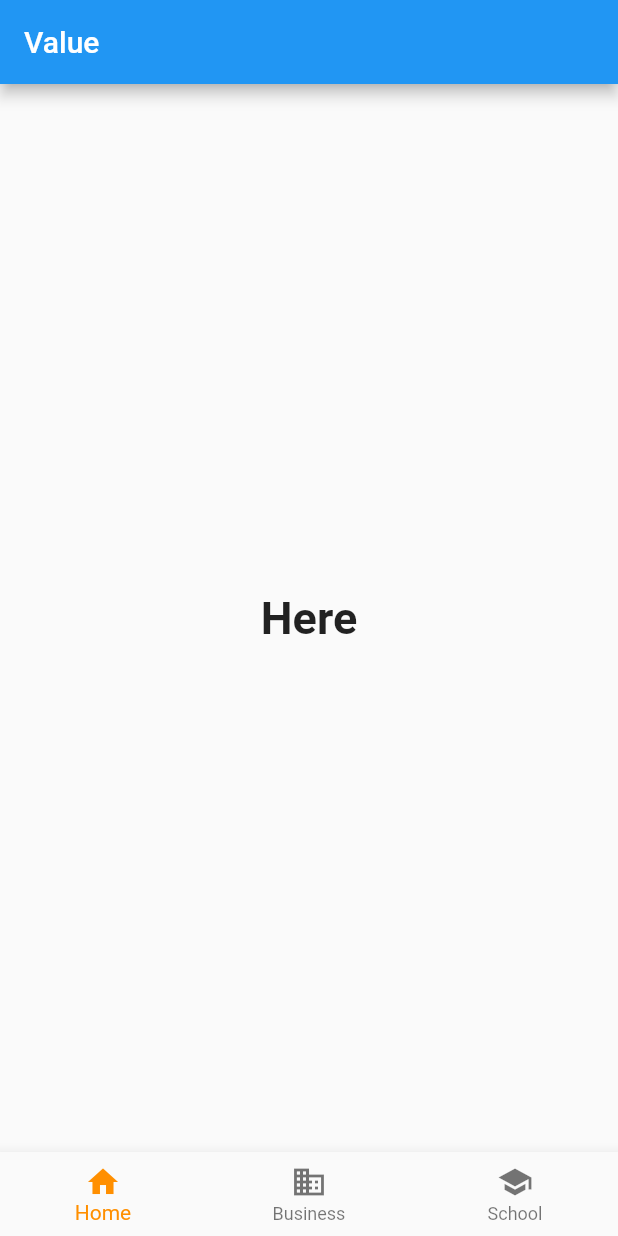
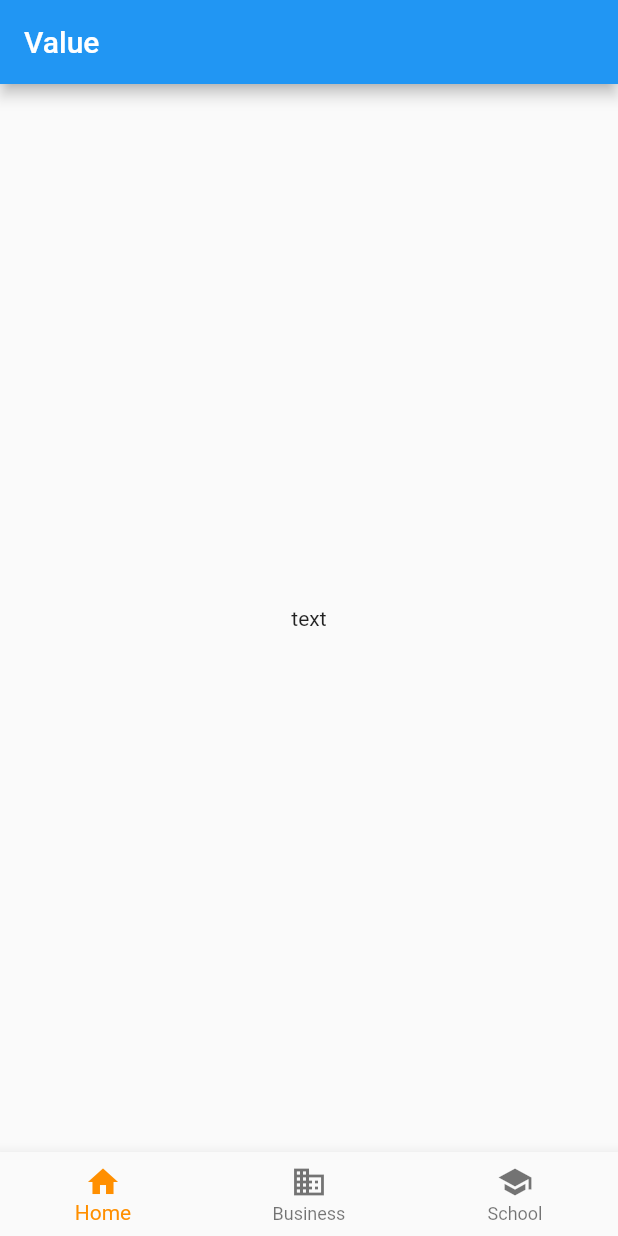
Before and after one commit to davidatdavidparry/flutter-connect, a Flutter app: the screen it shows after launch, on a phone screen of 412 x 824 dp. Run offline on Flutter 3.47's test engine with Material 2 defaults, Android fonts, the phone set to English and light mode, and no system bars; missing offline and left inert: github.

Commit message:
first profile widget

```diff
--- /dev/null
+++ b/lib/ProfileWidget.dart
@@ -0,0 +1,11 @@
+
+
+
+import 'package:flutter/widgets.dart';
+
+class ProfileWidget extends StatelessWidget {
+
+  Widget build(context) {
+    return new Text('text');
+  }
+}
--- a/lib/main.dart
+++ b/lib/main.dart
@@ -1,5 +1,6 @@
 import 'package:flutter/material.dart';
 import 'package:github/server.dart';
+import 'ProfileWidget.dart';
 
 void main() => runApp(MyApp());
 
@@ -10,8 +11,7 @@ class MyApp extends StatelessWidget {
   static String bio = 'my bio';
   @override
   Widget build(BuildContext context) {
-    github = createClient("e7eb1a3750b70b5265e502e72d7123322c7ccbf4");
-
+    github = createClient("c64268458edf715bf1a3f4042cd4868dba8693a6");
     github.users.getCurrentUser().then((CurrentUser user) {
       bio = user.bio;
 
@@ -40,11 +40,8 @@ class _MyStatefulWidgetState extends State<MyStatefulWidget> {
 
   static const TextStyle optionStyle =
       TextStyle(fontSize: 30, fontWeight: FontWeight.bold);
-  static const List<Widget> _widgetOptions = <Widget>[
-    Text(
-      'Here',
-      style: optionStyle,
-    ),
+  static List<Widget> _widgetOptions = <Widget>[
+    ProfileWidget(),
     Text(
       'Index 1: Business',
       style: optionStyle,
```
Also changed, not shown: pubspec.lock.
